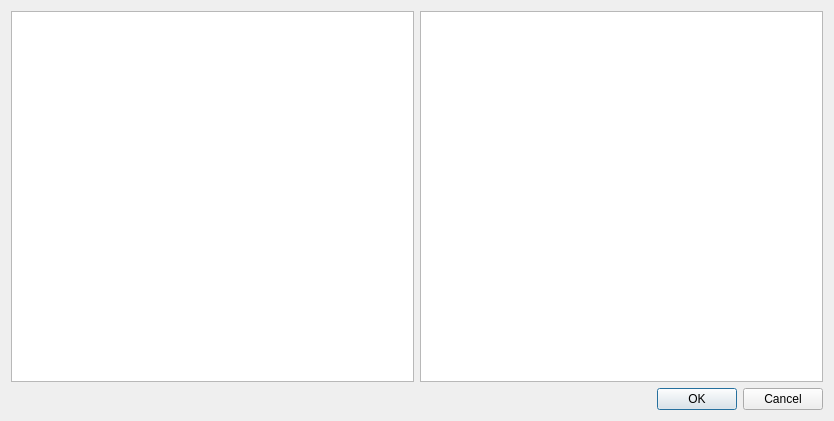
First picture: the form in CurrentTrip.ui, repository PachowStudios/CS1D-Second-Project, before the edit.
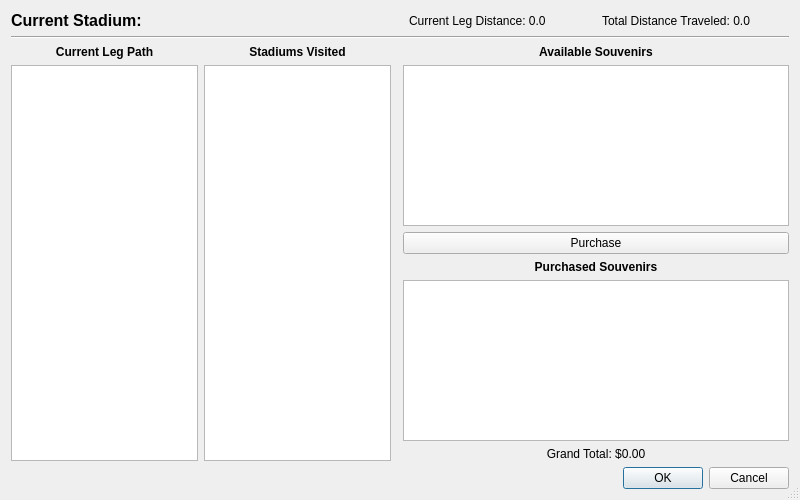
Second picture: the form after the edit.

Commit message: Finished trip UI (no functionality yet)

```diff
--- a/CurrentTrip.ui
+++ b/CurrentTrip.ui
@@ -6,71 +6,30 @@
    <rect>
     <x>0</x>
     <y>0</y>
-    <width>834</width>
-    <height>421</height>
+    <width>800</width>
+    <height>500</height>
    </rect>
   </property>
+  <property name="sizePolicy">
+   <sizepolicy hsizetype="MinimumExpanding" vsizetype="MinimumExpanding">
+    <horstretch>0</horstretch>
+    <verstretch>0</verstretch>
+   </sizepolicy>
+  </property>
+  <property name="minimumSize">
+   <size>
+    <width>800</width>
+    <height>500</height>
+   </size>
+  </property>
   <property name="windowTitle">
    <string>Current Trip</string>
   </property>
+  <property name="sizeGripEnabled">
+   <bool>true</bool>
+  </property>
   <layout class="QGridLayout" name="gridLayout">
-   <item row="0" column="0">
-    <widget class="QTableView" name="availableSouvenirs">
-     <property name="editTriggers">
-      <set>QAbstractItemView::NoEditTriggers</set>
-     </property>
-     <property name="showDropIndicator" stdset="0">
-      <bool>false</bool>
-     </property>
-     <property name="dragDropOverwriteMode">
-      <bool>false</bool>
-     </property>
-     <property name="selectionMode">
-      <enum>QAbstractItemView::NoSelection</enum>
-     </property>
-     <attribute name="horizontalHeaderDefaultSectionSize">
-      <number>70</number>
-     </attribute>
-     <attribute name="horizontalHeaderHighlightSections">
-      <bool>false</bool>
-     </attribute>
-     <attribute name="verticalHeaderVisible">
-      <bool>false</bool>
-     </attribute>
-     <attribute name="verticalHeaderHighlightSections">
-      <bool>false</bool>
-     </attribute>
-    </widget>
-   </item>
-   <item row="0" column="1">
-    <widget class="QTableView" name="purchasedSouvenirs">
-     <property name="editTriggers">
-      <set>QAbstractItemView::NoEditTriggers</set>
-     </property>
-     <property name="showDropIndicator" stdset="0">
-      <bool>false</bool>
-     </property>
-     <property name="dragDropOverwriteMode">
-      <bool>false</bool>
-     </property>
-     <property name="selectionMode">
-      <enum>QAbstractItemView::NoSelection</enum>
-     </property>
-     <attribute name="horizontalHeaderDefaultSectionSize">
-      <number>70</number>
-     </attribute>
-     <attribute name="horizontalHeaderHighlightSections">
-      <bool>false</bool>
-     </attribute>
-     <attribute name="verticalHeaderVisible">
-      <bool>false</bool>
-     </attribute>
-     <attribute name="verticalHeaderHighlightSections">
-      <bool>false</bool>
-     </attribute>
-    </widget>
-   </item>
-   <item row="1" column="1">
+   <item row="3" column="3">
     <widget class="QDialogButtonBox" name="buttons">
      <property name="orientation">
       <enum>Qt::Horizontal</enum>
@@ -80,6 +39,246 @@
      </property>
     </widget>
    </item>
+   <item row="2" column="2" colspan="2">
+    <layout class="QGridLayout" name="rightGridLayout">
+     <property name="topMargin">
+      <number>0</number>
+     </property>
+     <property name="rightMargin">
+      <number>0</number>
+     </property>
+     <item row="2" column="1">
+      <widget class="QPushButton" name="purchaseSouvenirButton">
+       <property name="text">
+        <string>Purchase</string>
+       </property>
+      </widget>
+     </item>
+     <item row="4" column="1">
+      <widget class="QTableView" name="purchasedSouvenirs">
+       <property name="editTriggers">
+        <set>QAbstractItemView::NoEditTriggers</set>
+       </property>
+       <property name="tabKeyNavigation">
+        <bool>true</bool>
+       </property>
+       <property name="showDropIndicator" stdset="0">
+        <bool>false</bool>
+       </property>
+       <property name="dragDropOverwriteMode">
+        <bool>false</bool>
+       </property>
+       <property name="selectionMode">
+        <enum>QAbstractItemView::NoSelection</enum>
+       </property>
+       <attribute name="horizontalHeaderDefaultSectionSize">
+        <number>70</number>
+       </attribute>
+       <attribute name="horizontalHeaderHighlightSections">
+        <bool>false</bool>
+       </attribute>
+       <attribute name="verticalHeaderVisible">
+        <bool>false</bool>
+       </attribute>
+       <attribute name="verticalHeaderHighlightSections">
+        <bool>false</bool>
+       </attribute>
+      </widget>
+     </item>
+     <item row="1" column="1">
+      <widget class="QTableView" name="availableSouvenirs">
+       <property name="editTriggers">
+        <set>QAbstractItemView::NoEditTriggers</set>
+       </property>
+       <property name="tabKeyNavigation">
+        <bool>false</bool>
+       </property>
+       <property name="showDropIndicator" stdset="0">
+        <bool>false</bool>
+       </property>
+       <property name="dragDropOverwriteMode">
+        <bool>false</bool>
+       </property>
+       <property name="selectionMode">
+        <enum>QAbstractItemView::SingleSelection</enum>
+       </property>
+       <attribute name="horizontalHeaderDefaultSectionSize">
+        <number>70</number>
+       </attribute>
+       <attribute name="horizontalHeaderHighlightSections">
+        <bool>false</bool>
+       </attribute>
+       <attribute name="verticalHeaderVisible">
+        <bool>false</bool>
+       </attribute>
+       <attribute name="verticalHeaderHighlightSections">
+        <bool>false</bool>
+       </attribute>
+      </widget>
+     </item>
+     <item row="0" column="1">
+      <widget class="QLabel" name="availableSouvenirsLabel">
+       <property name="font">
+        <font>
+         <weight>75</weight>
+         <bold>true</bold>
+        </font>
+       </property>
+       <property name="text">
+        <string>Available Souvenirs</string>
+       </property>
+       <property name="alignment">
+        <set>Qt::AlignCenter</set>
+       </property>
+      </widget>
+     </item>
+     <item row="3" column="1">
+      <widget class="QLabel" name="purchasedSouvenirsLabel">
+       <property name="font">
+        <font>
+         <weight>75</weight>
+         <bold>true</bold>
+        </font>
+       </property>
+       <property name="text">
+        <string>Purchased Souvenirs</string>
+       </property>
+       <property name="alignment">
+        <set>Qt::AlignCenter</set>
+       </property>
+      </widget>
+     </item>
+     <item row="5" column="1">
+      <widget class="QLabel" name="grandTotalLabel">
+       <property name="text">
+        <string>Grand Total: $0.00</string>
+       </property>
+       <property name="alignment">
+        <set>Qt::AlignCenter</set>
+       </property>
+      </widget>
+     </item>
+    </layout>
+   </item>
+   <item row="0" column="3">
+    <layout class="QHBoxLayout" name="distanceHorizontalLayout">
+     <property name="topMargin">
+      <number>0</number>
+     </property>
+     <item>
+      <widget class="QLabel" name="legDistanceLabel">
+       <property name="text">
+        <string>Current Leg Distance: 0.0</string>
+       </property>
+      </widget>
+     </item>
+     <item>
+      <widget class="QLabel" name="totalDistanceLabel">
+       <property name="text">
+        <string>Total Distance Traveled: 0.0</string>
+       </property>
+      </widget>
+     </item>
+    </layout>
+   </item>
+   <item row="0" column="0">
+    <widget class="QLabel" name="currentStadiumLabel">
+     <property name="font">
+      <font>
+       <pointsize>12</pointsize>
+       <weight>75</weight>
+       <bold>true</bold>
+      </font>
+     </property>
+     <property name="text">
+      <string>Current Stadium:</string>
+     </property>
+    </widget>
+   </item>
+   <item row="2" column="0">
+    <layout class="QGridLayout" name="leftGridLayout">
+     <property name="rightMargin">
+      <number>0</number>
+     </property>
+     <item row="3" column="1">
+      <widget class="QListView" name="tripStadiumsVisited">
+       <property name="sizeAdjustPolicy">
+        <enum>QAbstractScrollArea::AdjustToContents</enum>
+       </property>
+       <property name="editTriggers">
+        <set>QAbstractItemView::NoEditTriggers</set>
+       </property>
+       <property name="showDropIndicator" stdset="0">
+        <bool>false</bool>
+       </property>
+       <property name="selectionMode">
+        <enum>QAbstractItemView::NoSelection</enum>
+       </property>
+       <property name="resizeMode">
+        <enum>QListView::Adjust</enum>
+       </property>
+      </widget>
+     </item>
+     <item row="3" column="0">
+      <widget class="QListView" name="legStadiumsVisited">
+       <property name="sizeAdjustPolicy">
+        <enum>QAbstractScrollArea::AdjustToContents</enum>
+       </property>
+       <property name="editTriggers">
+        <set>QAbstractItemView::NoEditTriggers</set>
+       </property>
+       <property name="showDropIndicator" stdset="0">
+        <bool>false</bool>
+       </property>
+       <property name="selectionMode">
+        <enum>QAbstractItemView::NoSelection</enum>
+       </property>
+       <property name="resizeMode">
+        <enum>QListView::Adjust</enum>
+       </property>
+      </widget>
+     </item>
+     <item row="0" column="0">
+      <widget class="QLabel" name="legStadiumsVisitedLabel">
+       <property name="font">
+        <font>
+         <weight>75</weight>
+         <bold>true</bold>
+        </font>
+       </property>
+       <property name="text">
+        <string>Current Leg Path</string>
+       </property>
+       <property name="alignment">
+        <set>Qt::AlignCenter</set>
+       </property>
+      </widget>
+     </item>
+     <item row="0" column="1">
+      <widget class="QLabel" name="tripStadiumsLabel">
+       <property name="font">
+        <font>
+         <weight>75</weight>
+         <bold>true</bold>
+        </font>
+       </property>
+       <property name="text">
+        <string>Stadiums Visited</string>
+       </property>
+       <property name="alignment">
+        <set>Qt::AlignCenter</set>
+       </property>
+      </widget>
+     </item>
+    </layout>
+   </item>
+   <item row="1" column="0" colspan="4">
+    <widget class="Line" name="headerLine">
+     <property name="orientation">
+      <enum>Qt::Horizontal</enum>
+     </property>
+    </widget>
+   </item>
   </layout>
  </widget>
  <resources/>
```
The commit also changes 6 other files.
